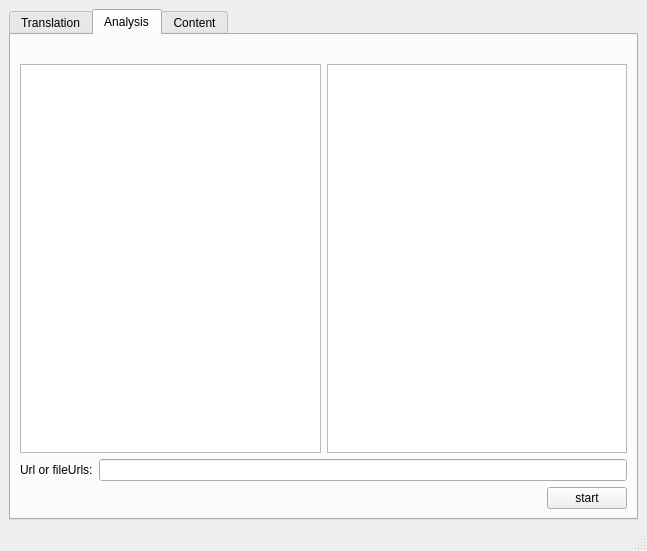
The window that mainwindow.ui (Ilya-Songrov/CorrectBibleText) describes before a commit, drawn with Qt 5.
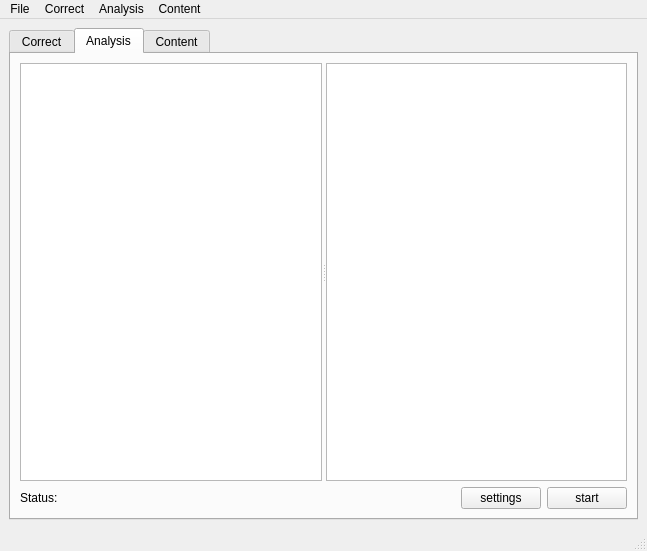
The same window after the commit.

Commit message: Changed name app. Added correct tab. Not finished analysis.

The edit to the form file:
```diff
--- a/mainwindow.ui
+++ b/mainwindow.ui
@@ -22,7 +22,7 @@
       </property>
       <widget class="QWidget" name="tabTranslation">
        <attribute name="title">
-        <string>Translation</string>
+        <string>Correct</string>
        </attribute>
        <layout class="QGridLayout" name="gridLayout_4">
         <item row="0" column="0" colspan="3">
@@ -69,48 +69,49 @@
           </property>
          </spacer>
         </item>
-       </layout>
-      </widget>
-      <widget class="QWidget" name="tabAnalysis">
-       <attribute name="title">
-        <string>Analysis</string>
-       </attribute>
-       <layout class="QGridLayout" name="gridLayout_6">
-        <item row="1" column="0">
-         <widget class="QListView" name="listViewAnalysis"/>
-        </item>
-        <item row="1" column="1">
-         <widget class="QTextBrowser" name="textBrowserAnalysis"/>
-        </item>
-        <item row="2" column="0" colspan="2">
-         <layout class="QGridLayout" name="gridLayout_5">
-          <item row="0" column="0">
-           <widget class="QLabel" name="label">
-            <property name="sizePolicy">
-             <sizepolicy hsizetype="Maximum" vsizetype="Preferred">
-              <horstretch>0</horstretch>
-              <verstretch>0</verstretch>
-             </sizepolicy>
-            </property>
-            <property name="text">
-             <string>Url or fileUrls:</string>
-            </property>
-           </widget>
-          </item>
-          <item row="1" column="0" colspan="2">
-           <spacer name="horizontalSpacer_2">
+        <item row="2" column="0">
+         <layout class="QHBoxLayout" name="horizontalLayout">
+          <item>
+           <spacer name="horizontalSpacer_3">
             <property name="orientation">
              <enum>Qt::Horizontal</enum>
             </property>
             <property name="sizeHint" stdset="0">
              <size>
-              <width>378</width>
+              <width>40</width>
               <height>20</height>
              </size>
             </property>
            </spacer>
           </item>
-          <item row="1" column="2">
+          <item>
+           <widget class="QPushButton" name="pushButtonSaveCorrect">
+            <property name="text">
+             <string>&amp;save</string>
+            </property>
+           </widget>
+          </item>
+         </layout>
+        </item>
+       </layout>
+      </widget>
+      <widget class="QWidget" name="tabAnalysis">
+       <attribute name="title">
+        <string>Analysis</string>
+       </attribute>
+       <layout class="QGridLayout" name="gridLayout_6">
+        <item row="1" column="0">
+         <widget class="QSplitter" name="splitter">
+          <property name="orientation">
+           <enum>Qt::Horizontal</enum>
+          </property>
+          <widget class="QListView" name="listViewAnalysis"/>
+          <widget class="QTextBrowser" name="textBrowserAnalysis"/>
+         </widget>
+        </item>
+        <item row="2" column="0">
+         <layout class="QGridLayout" name="gridLayout_5">
+          <item row="0" column="2">
            <widget class="QPushButton" name="pushButtonStartAnalysis">
             <property name="sizePolicy">
              <sizepolicy hsizetype="Maximum" vsizetype="Fixed">
@@ -123,21 +124,43 @@
             </property>
            </widget>
           </item>
-          <item row="0" column="1" colspan="2">
-           <widget class="QLineEdit" name="lineEditAnalysisUrl"/>
+          <item row="0" column="0">
+           <widget class="QLabel" name="labelAnalysis">
+            <property name="sizePolicy">
+             <sizepolicy hsizetype="Preferred" vsizetype="Maximum">
+              <horstretch>0</horstretch>
+              <verstretch>0</verstretch>
+             </sizepolicy>
+            </property>
+            <property name="text">
+             <string>Status:</string>
+            </property>
+            <property name="scaledContents">
+             <bool>false</bool>
+            </property>
+            <property name="wordWrap">
+             <bool>true</bool>
+            </property>
+            <property name="textInteractionFlags">
+             <set>Qt::LinksAccessibleByMouse|Qt::TextSelectableByMouse</set>
+            </property>
+           </widget>
+          </item>
+          <item row="0" column="1">
+           <widget class="QPushButton" name="pushButtonSettingsAnalysis">
+            <property name="sizePolicy">
+             <sizepolicy hsizetype="Maximum" vsizetype="Fixed">
+              <horstretch>0</horstretch>
+              <verstretch>0</verstretch>
+             </sizepolicy>
+            </property>
+            <property name="text">
+             <string>settings</string>
+            </property>
+           </widget>
           </item>
          </layout>
         </item>
-        <item row="0" column="0" colspan="2">
-         <widget class="QLabel" name="labelAnalysis">
-          <property name="text">
-           <string/>
-          </property>
-          <property name="textInteractionFlags">
-           <set>Qt::LinksAccessibleByMouse|Qt::TextSelectableByMouse</set>
-          </property>
-         </widget>
-        </item>
        </layout>
       </widget>
       <widget class="QWidget" name="tabContent">
@@ -214,6 +237,31 @@
      <height>22</height>
     </rect>
    </property>
+   <widget class="QMenu" name="menuFile">
+    <property name="title">
+     <string>File</string>
+    </property>
+    <addaction name="actionExit_2"/>
+   </widget>
+   <widget class="QMenu" name="menuCorrect">
+    <property name="title">
+     <string>Correct</string>
+    </property>
+   </widget>
+   <widget class="QMenu" name="menuAnalysis">
+    <property name="title">
+     <string>Analysis</string>
+    </property>
+   </widget>
+   <widget class="QMenu" name="menuContent">
+    <property name="title">
+     <string>Content</string>
+    </property>
+   </widget>
+   <addaction name="menuFile"/>
+   <addaction name="menuCorrect"/>
+   <addaction name="menuAnalysis"/>
+   <addaction name="menuContent"/>
   </widget>
   <widget class="QStatusBar" name="statusbar"/>
   <action name="actionExit">
```
Left out of the diff: 38 changed lines with no effect on the pictures. The commit also changes 833 other files.
